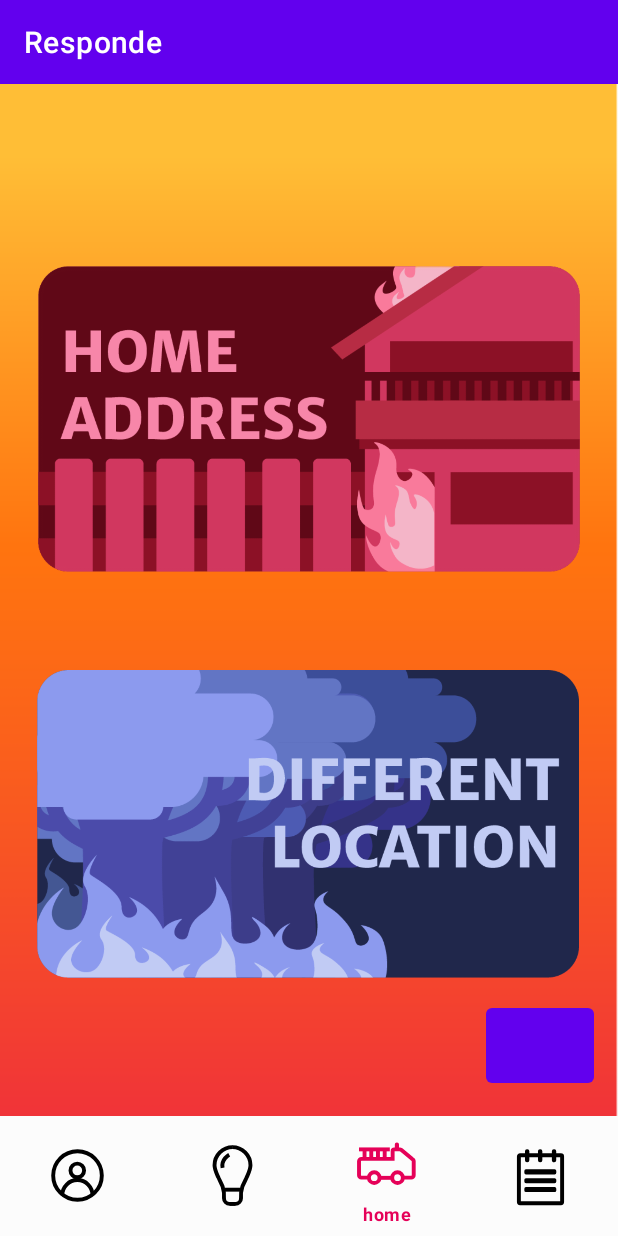
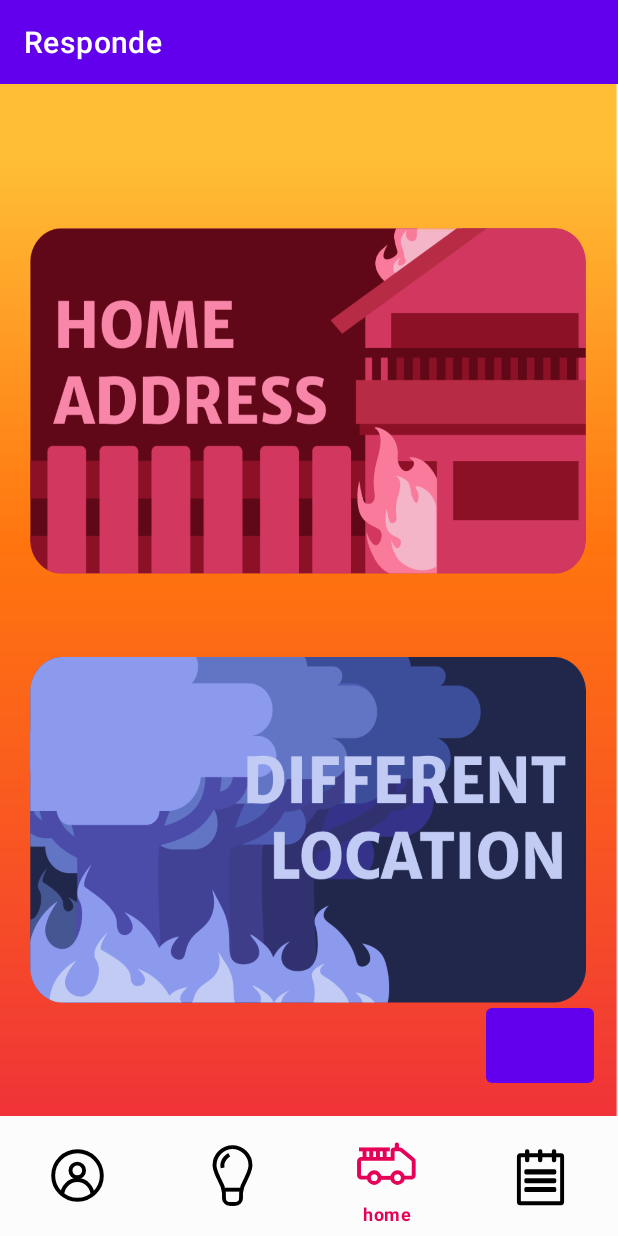
Before and after one commit to JasonDublin09/RespondeMobileApp, an Android app: the Homepage screen opened directly, with no data from a screen before it, on a phone screen of 412 x 824 dp. Run offline under Robolectric (Android 15) with nearby library versions, the phone set to English and light mode, and no system bars.

Commit message:
Tried fixing the sizes

```diff
--- a/app/src/main/res/layout/activity_homepage.xml
+++ b/app/src/main/res/layout/activity_homepage.xml
@@ -9,39 +9,43 @@
 
     tools:context=".Homepage">
 
-
     <ImageButton
         android:id="@+id/myloc_btn"
-        android:layout_width="361dp"
-        android:layout_height="204dp"
-
+        android:layout_width="0dp"
+        android:layout_height="0dp"
         android:layout_alignParentTop="true"
         android:layout_centerHorizontal="true"
-        android:layout_marginTop="121dp"
+        android:layout_marginTop="96dp"
         android:background="@android:color/transparent"
         android:scaleType="fitXY"
         android:src="@drawable/homeaddress_btn"
         app:layout_constraintEnd_toEndOf="parent"
+        app:layout_constraintHeight_percent="0.3"
+        app:layout_constraintHorizontal_bias="0.487"
         app:layout_constraintStart_toStartOf="parent"
-        app:layout_constraintTop_toTopOf="parent" />
+        app:layout_constraintTop_toTopOf="parent"
+        app:layout_constraintWidth_percent="0.9" />
+
 
     <ImageButton
         android:id="@+id/otherloc_btn"
-        android:layout_width="361dp"
-        android:layout_height="205dp"
-
+        android:layout_width="0dp"
+        android:layout_height="0dp"
         android:layout_alignParentBottom="true"
         android:layout_centerHorizontal="true"
         android:layout_marginStart="24dp"
         android:layout_marginEnd="26dp"
-        android:layout_marginBottom="92dp"
+        android:layout_marginBottom="100dp"
         android:background="@android:color/transparent"
         android:scaleType="fitXY"
         android:src="@drawable/difflocation_btn"
-        app:layout_constraintBottom_toTopOf="@+id/bottomnavigation"
+        app:layout_constraintBottom_toBottomOf="parent"
         app:layout_constraintEnd_toEndOf="parent"
-        app:layout_constraintHorizontal_bias="1.0"
-        app:layout_constraintStart_toStartOf="parent" />
+        app:layout_constraintHeight_percent="0.3"
+        app:layout_constraintHorizontal_bias="0.487"
+        app:layout_constraintStart_toStartOf="parent"
+        app:layout_constraintTop_toBottomOf="@+id/myloc_btn"
+        app:layout_constraintWidth_percent="0.9" />
 
     <Button
         android:id="@+id/shortroute"
```
